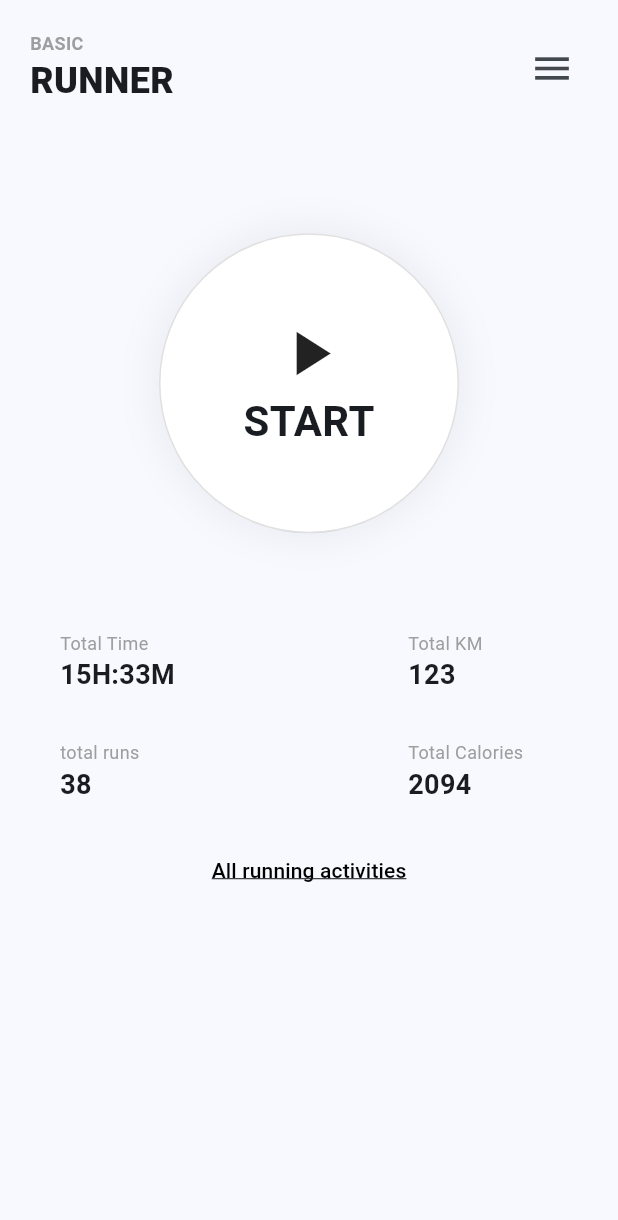
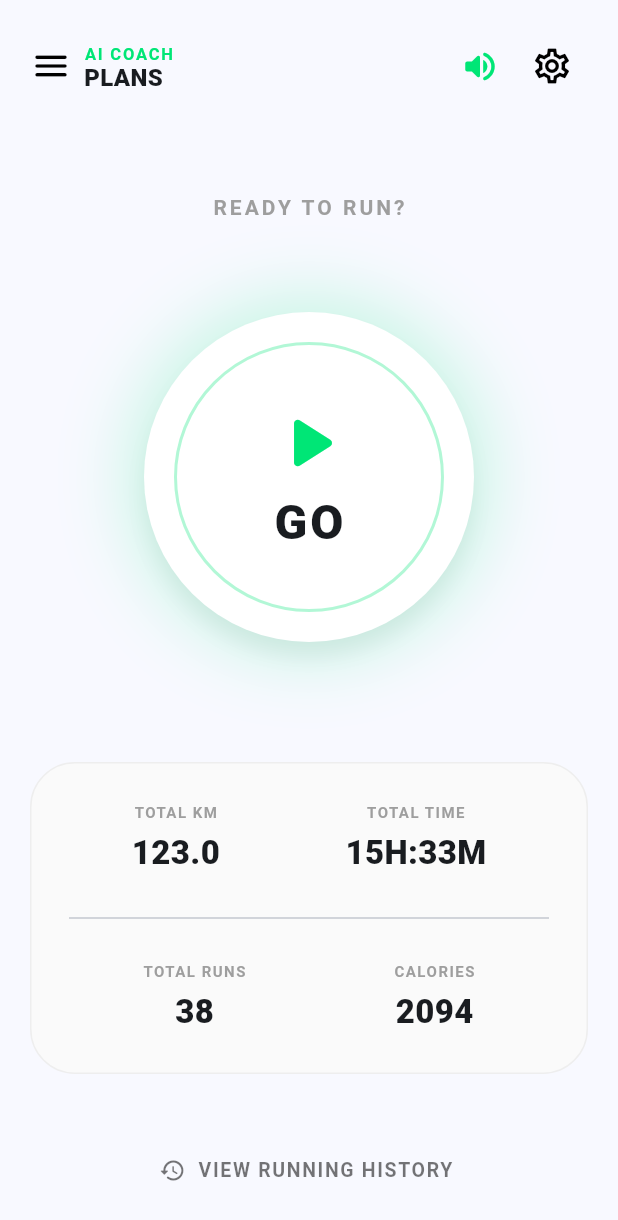
Before and after one commit to honeytttt/majurun, a Flutter app: the RunTrackerScreen widget shown alone on an empty page, opened directly with empty values, on a phone screen of 412 x 824 dp. Shown: the top 1220 px of the screen. Run offline on Flutter 3.47's test engine with Material 3 defaults, Android fonts, the phone set to English and light mode, and no system bars; our stand-ins replace cloud_firestore, dio, equatable, firebase_auth, firebase_core, fl_chart and 8 more; missing offline and left inert: health; accounts and stored records are empty.

```diff
--- a/lib/modules/home/presentation/screens/home_screen.dart
+++ b/lib/modules/home/presentation/screens/home_screen.dart
@@ -1,3 +1,7 @@
+// @UI_LOCK: Finalized 2026-01-25
+// Branding: MAJURUN (Green Gradient)
+// Leading: Profile + QuestionAnswer
+// BottomNav: Home, Workouts, Post (+ Round), Events, RUN
 import 'package:flutter/material.dart';
 import 'package:provider/provider.dart';
 import 'package:majurun/modules/home/domain/entities/post.dart';
--- a/lib/modules/run/presentation/screens/run_tracker_screen.dart
+++ b/lib/modules/run/presentation/screens/run_tracker_screen.dart
@@ -2,7 +2,7 @@ import 'package:flutter/material.dart';
 import 'package:provider/provider.dart';
 import 'package:majurun/modules/run/controllers/run_controller.dart';
 
-class RunTrackerScreen extends StatelessWidget {
+class RunTrackerScreen extends StatefulWidget {
   final VoidCallback onShowHistory;
   final VoidCallback onOpenDrawer;
 
@@ -13,25 +13,157 @@ class RunTrackerScreen extends StatelessWidget {
   });
 
   @override
+  State<RunTrackerScreen> createState() => _RunTrackerScreenState();
+}
+
+class _RunTrackerScreenState extends State<RunTrackerScreen> {
+  bool _isVoiceEnabled = true;
+
+  @override
   Widget build(BuildContext context) {
     final controller = context.watch<RunController>();
+    const Color brandGreen = Color(0xFF00E676);
 
     return SafeArea(
-    child: SingleChildScrollView( // <--- Add this to allow scrolling if height is tight
-      child: ConstrainedBox(
-        // Ensure the content takes at least the full height of the available screen
-        constraints: BoxConstraints(minHeight: MediaQuery.of(context).size.height - 200),
-        child: IntrinsicHeight(
+      child: SingleChildScrollView(
+        child: Padding(
+          padding: const EdgeInsets.symmetric(horizontal: 20),
           child: Column(
+            crossAxisAlignment: CrossAxisAlignment.center,
             children: [
-              _buildHeader(onOpenDrawer, controller),
-              const Spacer(),
-              _buildStartCircle(context, controller),
-              const Spacer(),
-              _buildStatsGrid(controller),
-              const SizedBox(height: 20),
+              // FIXED: Added widget. prefix
+              _buildHeader(widget.onOpenDrawer, brandGreen),
+              const SizedBox(height: 40),
+
+              const Text(
+                "READY TO RUN?",
+                style: TextStyle(
+                  fontSize: 14,
+                  letterSpacing: 2.0,
+                  fontWeight: FontWeight.bold,
+                  color: Colors.grey
+                ),
+              ),
+              const SizedBox(height: 60),
+
+              _buildStartCircle(context, controller, brandGreen),
+
+              const SizedBox(height: 80),
+
+              _buildDashboard(controller, brandGreen),
+
+              const SizedBox(height: 40),
               _buildBottomLink(),
               const SizedBox(height: 20),
+            ],
+          ),
+        ),
+      ),
+    );
+  }
+
+  Widget _buildHeader(VoidCallback openDrawer, Color brandGreen) {
+    return Padding(
+      padding: const EdgeInsets.symmetric(vertical: 20),
+      child: Row(
+        mainAxisAlignment: MainAxisAlignment.spaceBetween,
+        children: [
+          GestureDetector(
+            onTap: openDrawer,
+            child: Row(
+              children: [
+                const Icon(Icons.menu_rounded, size: 28, color: Colors.black),
+                const SizedBox(width: 8),
+                Column(
+                  crossAxisAlignment: CrossAxisAlignment.start,
+                  children: [
+                    Text("AI COACH",
+                      style: TextStyle(
+                        fontSize: 11,
+                        color: brandGreen,
+                        fontWeight: FontWeight.bold,
+                        letterSpacing: 1.2
+                      )
+                    ),
+                    const Text("PLANS",
+                      style: TextStyle(
+                        fontSize: 16,
+                        fontWeight: FontWeight.w900,
+                        height: 1.0
+                      )
+                    ),
+                  ],
+                ),
+              ],
+            ),
+          ),
+          Row(
+            children: [
+              IconButton(
+                icon: Icon(
+                  _isVoiceEnabled ? Icons.volume_up_rounded : Icons.volume_off_rounded,
+                  size: 26,
+                  color: _isVoiceEnabled ? brandGreen : Colors.grey
+                ),
+                onPressed: () {
+  // Check if the screen is still active before updating
+  if (mounted) {
+    setState(() {
+      _isVoiceEnabled = !_isVoiceEnabled;
+    });
+  }
+  debugPrint("AI Voice Guide: $_isVoiceEnabled");
+},
+              ),
+              IconButton(
+                icon: const Icon(Icons.settings_outlined, size: 28, color: Colors.black),
+                onPressed: () => debugPrint("Settings clicked"),
+              ),
+            ],
+          ),
+        ],
+      ),
+    );
+  }
+
+  Widget _buildStartCircle(BuildContext context, RunController controller, Color brandGreen) {
+    return GestureDetector(
+      onTap: () => controller.startRun(),
+      child: Container(
+        height: 220,
+        width: 220,
+        decoration: BoxDecoration(
+          shape: BoxShape.circle,
+          color: Colors.white,
+          boxShadow: [
+            BoxShadow(
+              color: brandGreen.withOpacity(0.2),
+              blurRadius: 40,
+              spreadRadius: 10
+            ),
+            BoxShadow(
+              color: Colors.black.withOpacity(0.05),
+              blurRadius: 10,
+              offset: const Offset(0, 10)
+            )
+          ],
+        ),
+        child: Center(
+          child: Container(
+            height: 180,
+            width: 180,
+            decoration: BoxDecoration(
+              shape: BoxShape.circle,
+              border: Border.all(color: brandGreen.withOpacity(0.3), width: 2),
+            ),
+            child: Column(
+              mainAxisAlignment: MainAxisAlignment.center,
+              children: [
+                Icon(Icons.play_arrow_rounded, size: 60, color: brandGreen),
+                const Text(
+                  "GO",
+                  style: TextStyle(fontSize: 32, fontWeight: FontWeight.w900, letterSpacing: 2),
+                ),
               ],
             ),
           ),
@@ -40,87 +172,58 @@ Widget build(BuildContext context) {
     );
   }
 
-  Widget _buildHeader(VoidCallback openDrawer, RunController controller) {
-    return Padding(
-      padding: const EdgeInsets.all(20),
-      child: Row(
-        mainAxisAlignment: MainAxisAlignment.spaceBetween,
+  Widget _buildDashboard(RunController controller, Color brandGreen) {
+    return Container(
+      padding: const EdgeInsets.all(25),
+      decoration: BoxDecoration(
+        color: Colors.grey[50],
+        borderRadius: BorderRadius.circular(30),
+        border: Border.all(color: Colors.grey[200]!),
+      ),
+      child: Column(
         children: [
-          const Column(
-            crossAxisAlignment: CrossAxisAlignment.start,
+          Row(
+            mainAxisAlignment: MainAxisAlignment.spaceAround,
             children: [
-              Text("BASIC", style: TextStyle(fontSize: 12, color: Colors.grey, fontWeight: FontWeight.bold)),
-              Text("RUNNER", style: TextStyle(fontSize: 24, fontWeight: FontWeight.w900)),
+              _statItem("TOTAL KM", controller.historyDistance.toStringAsFixed(1), brandGreen),
+              _statItem("TOTAL TIME", controller.totalHistoryTimeStr, brandGreen),
             ],
           ),
-          IconButton(
-            icon: const Icon(Icons.menu, size: 30),
-            onPressed: openDrawer,
+          const Padding(
+            padding: EdgeInsets.symmetric(vertical: 20),
+            child: Divider(),
+          ),
+          Row(
+            mainAxisAlignment: MainAxisAlignment.spaceAround,
+            children: [
+              _statItem("TOTAL RUNS", controller.totalRuns.toString(), brandGreen),
+              _statItem("CALORIES", controller.totalCalories.toString(), brandGreen),
+            ],
           ),
         ],
       ),
     );
   }
 
-  Widget _buildStartCircle(BuildContext context, RunController controller) {
-    return GestureDetector(
-      onTap: () => controller.startRun(),
-      child: Container(
-        height: 200,
-        width: 200,
-        decoration: BoxDecoration(
-          shape: BoxShape.circle,
-          color: Colors.white,
-          boxShadow: [
-            BoxShadow(color: Colors.black.withValues(alpha: 0.05), blurRadius: 20, spreadRadius: 5)
+  Widget _statItem(String label, String value, Color brandGreen) {
+    return Column(
+      children: [
+        Text(label, style: const TextStyle(fontSize: 10, fontWeight: FontWeight.bold, color: Colors.grey, letterSpacing: 1.0)),
+        const SizedBox(height: 5),
+        Text(value, style: const TextStyle(fontSize: 22, fontWeight: FontWeight.w900)),
       ],
-          border: Border.all(color: Colors.black12, width: 1),
-        ),
-        child: const Center(
-          child: Column(
-            mainAxisAlignment: MainAxisAlignment.center,
-            children: [
-              Icon(Icons.play_arrow, size: 50),
-              Text("START", style: TextStyle(fontSize: 28, fontWeight: FontWeight.bold)),
-            ],
-          ),
-        ),
+    );
+  }
+
+  Widget _buildBottomLink() {
+    return TextButton.icon(
+      // FIXED: Added widget. prefix here
+      onPressed: widget.onShowHistory,
+      icon: const Icon(Icons.history_rounded, size: 18, color: Colors.black54),
+      label: const Text(
+        "VIEW RUNNING HISTORY",
+        style: TextStyle(color: Colors.black54, fontSize: 13, fontWeight: FontWeight.bold, letterSpacing: 1.1)
       ),
     );
   }
-
-  Widget _buildStatsGrid(RunController controller) {
-    return Padding(
-      padding: const EdgeInsets.symmetric(horizontal: 40),
-      child: Column(
-        children: [
-          Row(mainAxisAlignment: MainAxisAlignment.spaceBetween, children: [
-            _stat("Total Time", controller.totalHistoryTimeStr),
-            _stat("Total KM", controller.historyDistance.toStringAsFixed(0)),
-          ]),
-          const SizedBox(height: 30),
-          Row(mainAxisAlignment: MainAxisAlignment.spaceBetween, children: [
-            _stat("total runs", controller.totalRuns.toString()),
-            _stat("Total Calories", controller.totalCalories.toString()),
-          ]),
-        ],
-      ),
-    );
 }
-
-  Widget _stat(String label, String value) => SizedBox(width: 100, child: Column(
-    crossAxisAlignment: CrossAxisAlignment.start,
-    children: [
-      Text(label, style: const TextStyle(fontSize: 12, color: Colors.grey)),
-      Text(value, style: const TextStyle(fontSize: 18, fontWeight: FontWeight.bold)),
-    ],
-  ));
-
-  Widget _buildBottomLink() {
-    return TextButton(
-      onPressed: onShowHistory,
-      child: const Text("All running activities",
-        style: TextStyle(decoration: TextDecoration.underline, color: Colors.black, fontSize: 14)),
-    );
-  }
-}
```
Lines whose indentation alone changed are shown as unchanged.
